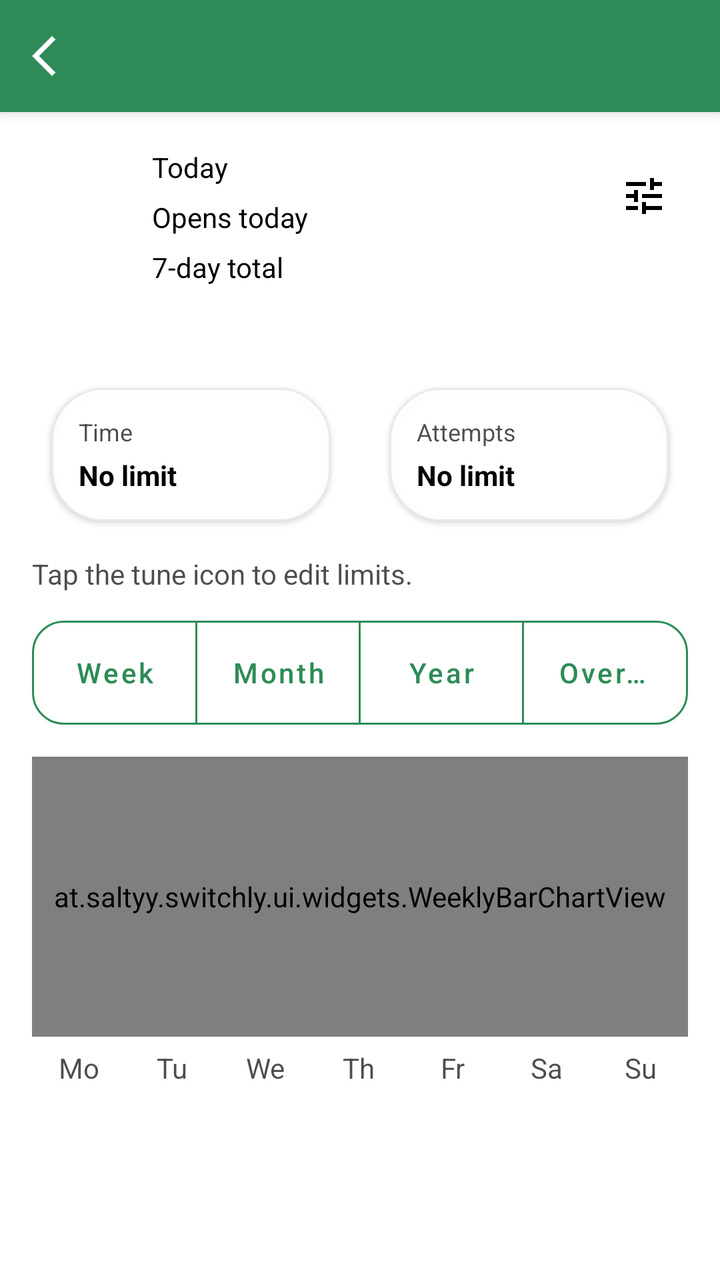
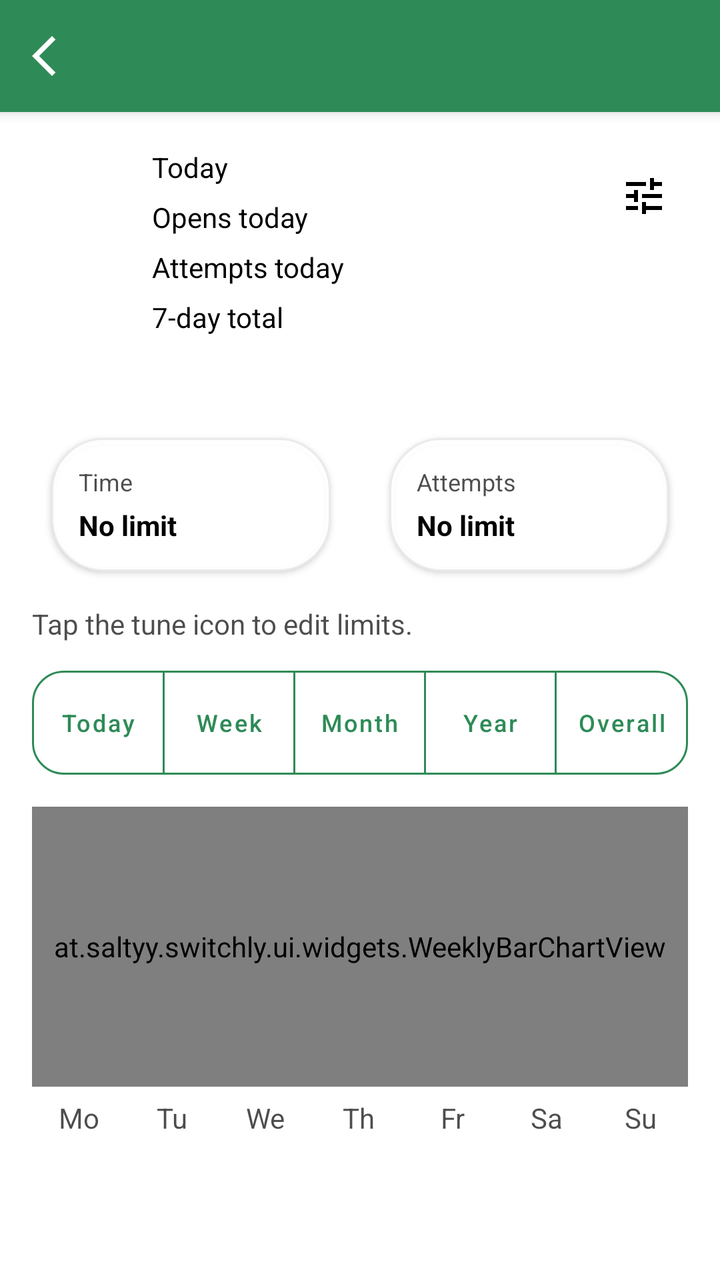

Before-and-after screenshots of an Android layout around one commit, followed by the original layout XML and the change that was made.
<!-- AndroidManifest.xml: application theme Theme.Switchly -->
<!-- res/layout/activity_screen_time_detail.xml -->
<?xml version="1.0" encoding="utf-8"?>
<androidx.coordinatorlayout.widget.CoordinatorLayout xmlns:android="http://schemas.android.com/apk/res/android"
    xmlns:app="http://schemas.android.com/apk/res-auto"
    xmlns:tools="http://schemas.android.com/tools"
    android:layout_width="match_parent"
    android:layout_height="match_parent"
    tools:ignore="UseCompoundDrawables">

    
    <com.google.android.material.appbar.AppBarLayout
        android:layout_width="match_parent"
        android:layout_height="wrap_content"
        android:fitsSystemWindows="true">

        <com.google.android.material.appbar.MaterialToolbar
            android:id="@+id/toolbar"
            style="@style/Switchly.TopBar"
            android:layout_width="match_parent"
            android:layout_height="wrap_content"
            android:minHeight="?attr/actionBarSize"
            app:title=""
            app:navigationIcon="@drawable/arrow_back_ios_24" />
    </com.google.android.material.appbar.AppBarLayout>

    <androidx.core.widget.NestedScrollView
        android:layout_width="match_parent"
        android:layout_height="match_parent"
        android:fillViewport="true"
        android:padding="16dp"
        app:layout_behavior="@string/appbar_scrolling_view_behavior">

        <LinearLayout
            android:layout_width="match_parent"
            android:layout_height="wrap_content"
            android:orientation="vertical"
            tools:ignore="UseCompoundDrawables">

            <LinearLayout
                android:layout_width="match_parent"
                android:layout_height="wrap_content"
                android:orientation="horizontal"
                android:gravity="top"
                android:layout_marginTop="2dp">

                <ImageView
                    android:id="@+id/icon"
                    android:layout_width="48dp"
                    android:layout_height="48dp"
                    android:layout_marginTop="2dp"
                    android:contentDescription="@null"/>

                <LinearLayout
                    android:layout_width="0dp"
                    android:layout_height="wrap_content"
                    android:layout_marginStart="12dp"
                    android:layout_weight="1"
                    android:orientation="vertical">

                    <TextView
                        android:id="@+id/todayUsage"
                        android:layout_width="match_parent"
                        android:layout_height="wrap_content"
                        android:text="@string/usage_today"
                        android:textColor="?attr/colorOnSurface"/>

                    <TextView
                        android:id="@+id/sessions"
                        android:layout_width="match_parent"
                        android:layout_height="wrap_content"
                        android:layout_marginTop="6dp"
                        android:text="@string/usage_sessions_today"
                        android:textColor="?attr/colorOnSurface"/>

                    <TextView
                        android:id="@+id/weekTotal"
                        android:layout_width="match_parent"
                        android:layout_height="wrap_content"
                        android:layout_marginTop="6dp"
                        android:text="@string/usage_week_total"
                        android:textColor="?attr/colorOnSurface"/>
                </LinearLayout>

                
                <ImageButton
                    android:id="@+id/btnEditLimits"
                    android:layout_width="44dp"
                    android:layout_height="44dp"
                    android:layout_marginTop="2dp"
                    android:background="?attr/selectableItemBackgroundBorderless"
                    android:contentDescription="@string/edit_limits"
                    app:srcCompat="@drawable/tune_24"
                    app:tint="?attr/colorOnSurface" />
            </LinearLayout>

            
            <TextView
                android:id="@+id/tvProfileIndicator"
                android:layout_width="match_parent"
                android:layout_height="wrap_content"
                android:layout_marginTop="10dp"
                android:text=""
                android:textSize="12sp"
                android:alpha="0.7"
                android:textColor="?attr/colorOnSurface" />

            <LinearLayout
                android:layout_width="match_parent"
                android:layout_height="wrap_content"
                android:layout_marginTop="14dp"
                android:orientation="horizontal"
                android:baselineAligned="false">

                <com.google.android.material.card.MaterialCardView
                    android:id="@+id/cardLimitTime"
                    android:layout_width="0dp"
                    android:layout_height="wrap_content"
                    android:layout_weight="1"
                    android:clickable="true"
                    android:focusable="true"
                    android:foreground="?attr/selectableItemBackground"
                    app:cardUseCompatPadding="true">

                    <LinearLayout
                        android:layout_width="match_parent"
                        android:layout_height="wrap_content"
                        android:orientation="vertical"
                        android:padding="14dp">

                        <TextView
                            android:layout_width="match_parent"
                            android:layout_height="wrap_content"
                            android:text="@string/limit_time_action"
                            android:textSize="12sp"
                            android:alpha="0.7"
                            android:textColor="?attr/colorOnSurface" />

                        <TextView
                            android:id="@+id/tvDailyLimitValue"
                            android:layout_width="match_parent"
                            android:layout_height="wrap_content"
                            android:layout_marginTop="4dp"
                            android:text="@string/no_limit"
                            android:textStyle="bold"
                            android:textSize="14sp"
                            android:textColor="?attr/colorOnSurface" />

                    </LinearLayout>
                </com.google.android.material.card.MaterialCardView>

                <Space
                    android:layout_width="10dp"
                    android:layout_height="1dp" />

                <com.google.android.material.card.MaterialCardView
                    android:id="@+id/cardLimitAttempts"
                    android:layout_width="0dp"
                    android:layout_height="wrap_content"
                    android:layout_weight="1"
                    android:clickable="true"
                    android:focusable="true"
                    android:foreground="?attr/selectableItemBackground"
                    app:cardUseCompatPadding="true">

                    <LinearLayout
                        android:layout_width="match_parent"
                        android:layout_height="wrap_content"
                        android:orientation="vertical"
                        android:padding="14dp">

                        <TextView
                            android:layout_width="match_parent"
                            android:layout_height="wrap_content"
                            android:text="@string/limit_attempts_action"
                            android:textSize="12sp"
                            android:alpha="0.7"
                            android:textColor="?attr/colorOnSurface" />

                        <TextView
                            android:id="@+id/tvDailyAttemptLimitValue"
                            android:layout_width="match_parent"
                            android:layout_height="wrap_content"
                            android:layout_marginTop="4dp"
                            android:text="@string/no_limit"
                            android:textStyle="bold"
                            android:textSize="14sp"
                            android:textColor="?attr/colorOnSurface" />

                    </LinearLayout>
                </com.google.android.material.card.MaterialCardView>

            </LinearLayout>

            <TextView
                android:id="@+id/tvLimitHint"
                android:layout_width="match_parent"
                android:layout_height="wrap_content"
                android:layout_marginTop="6dp"
                android:alpha="0.7"
                android:text="@string/limits_quick_edit_hint"
                android:textColor="?attr/colorOnSurface" />

            
            <com.google.android.material.button.MaterialButtonToggleGroup
                android:id="@+id/toggleRange"
                android:layout_width="match_parent"
                android:layout_height="wrap_content"
                android:layout_marginTop="14dp"
                app:singleSelection="true"
                app:selectionRequired="true">

                <com.google.android.material.button.MaterialButton
                    android:id="@+id/btnRangeWeek"
                    style="@style/Switchly.OutlinedButton"
                    android:layout_width="0dp"
                    android:layout_height="wrap_content"
                    android:layout_weight="1"
                    android:text="@string/usage_range_week" />

                <com.google.android.material.button.MaterialButton
                    android:id="@+id/btnRangeMonth"
                    style="@style/Switchly.OutlinedButton"
                    android:layout_width="0dp"
                    android:layout_height="wrap_content"
                    android:layout_weight="1"
                    android:text="@string/usage_range_month" />

                <com.google.android.material.button.MaterialButton
                    android:id="@+id/btnRangeYear"
                    style="@style/Switchly.OutlinedButton"
                    android:layout_width="0dp"
                    android:layout_height="wrap_content"
                    android:layout_weight="1"
                    android:text="@string/usage_range_year" />

                <com.google.android.material.button.MaterialButton
                    android:id="@+id/btnRangeOverall"
                    style="@style/Switchly.OutlinedButton"
                    android:layout_width="0dp"
                    android:layout_height="wrap_content"
                    android:layout_weight="1"
                    android:text="@string/usage_range_overall" />
            </com.google.android.material.button.MaterialButtonToggleGroup>

            <at.saltyy.switchly.ui.widgets.WeeklyBarChartView
                android:id="@+id/chart"
                android:layout_width="match_parent"
                android:layout_height="140dp"
                android:layout_marginTop="16dp"/>

            <at.saltyy.switchly.ui.widgets.TimeSeriesLineChartView
                android:id="@+id/lineChart"
                android:layout_width="match_parent"
                android:layout_height="160dp"
                android:layout_marginTop="16dp"
                android:visibility="gone" />

            <LinearLayout
                android:id="@+id/weekdayRow"
                android:layout_width="match_parent"
                android:layout_height="wrap_content"
                android:layout_marginTop="6dp"
                android:orientation="horizontal">

                <TextView android:id="@+id/day1" android:layout_width="0dp" android:layout_height="wrap_content" android:layout_weight="1" android:gravity="center" android:text="@string/day_short_mon" android:textColor="?attr/colorOnSurface" android:alpha="0.7"/>
                <TextView android:id="@+id/day2" android:layout_width="0dp" android:layout_height="wrap_content" android:layout_weight="1" android:gravity="center" android:text="@string/day_short_tue" android:textColor="?attr/colorOnSurface" android:alpha="0.7"/>
                <TextView android:id="@+id/day3" android:layout_width="0dp" android:layout_height="wrap_content" android:layout_weight="1" android:gravity="center" android:text="@string/day_short_wed" android:textColor="?attr/colorOnSurface" android:alpha="0.7"/>
                <TextView android:id="@+id/day4" android:layout_width="0dp" android:layout_height="wrap_content" android:layout_weight="1" android:gravity="center" android:text="@string/day_short_thu" android:textColor="?attr/colorOnSurface" android:alpha="0.7"/>
                <TextView android:id="@+id/day5" android:layout_width="0dp" android:layout_height="wrap_content" android:layout_weight="1" android:gravity="center" android:text="@string/day_short_fri" android:textColor="?attr/colorOnSurface" android:alpha="0.7"/>
                <TextView android:id="@+id/day6" android:layout_width="0dp" android:layout_height="wrap_content" android:layout_weight="1" android:gravity="center" android:text="@string/day_short_sat" android:textColor="?attr/colorOnSurface" android:alpha="0.7"/>
                <TextView android:id="@+id/day7" android:layout_width="0dp" android:layout_height="wrap_content" android:layout_weight="1" android:gravity="center" android:text="@string/day_short_sun" android:textColor="?attr/colorOnSurface" android:alpha="0.7"/>
            </LinearLayout>

        </LinearLayout>
    </androidx.core.widget.NestedScrollView>

</androidx.coordinatorlayout.widget.CoordinatorLayout>
<!-- resources referenced by this layout -->
<resources>
  <!-- drawable arrow_back_ios_24 (drawable) -->
  <vector xmlns:android="http://schemas.android.com/apk/res/android"
      android:width="24dp"
      android:height="24dp"
      android:viewportWidth="960"
      android:viewportHeight="960">
    <path
        android:pathData="M400,880 L0,480l400,-400 71,71 -329,329 329,329 -71,71Z"
        android:fillColor="?attr/colorOnSurface"/>
  </vector>
  <string name="day_short_fri">Fr</string>
  <string name="day_short_mon">Mo</string>
  <string name="day_short_sat">Sa</string>
  <string name="day_short_sun">Su</string>
  <string name="day_short_thu">Th</string>
  <string name="day_short_tue">Tu</string>
  <string name="day_short_wed">We</string>
  <string name="edit_limits">Edit limits</string>
  <string name="limit_attempts_action">Attempts</string>
  <string name="limit_time_action">Time</string>
  <string name="limits_quick_edit_hint">Tap the tune icon to edit limits.</string>
  <string name="no_limit">No limit</string>
  <string name="usage_range_month">Month</string>
  <string name="usage_range_overall">Overall</string>
  <string name="usage_range_week">Week</string>
  <string name="usage_range_year">Year</string>
  <string name="usage_sessions_today">Opens today</string>
  <string name="usage_today">Today</string>
  <string name="usage_week_total">7-day total</string>
  <style name="Switchly.TopBar" parent="Widget.MaterialComponents.Toolbar">
          
          <item name="android:background">?attr/colorPrimary</item>
          <item name="backgroundTint">?attr/colorPrimary</item>
  
          
          <item name="titleTextColor">@android:color/white</item>
  
          
          <item name="navigationIconTint">@android:color/white</item>
      </style>
  <color name="accent_default_green">#2E8B57</color>
  <style name="Switchly.Fab" parent="Widget.MaterialComponents.FloatingActionButton">
          <item name="backgroundTint">?attr/colorPrimary</item>
          <item name="tint">@android:color/white</item>
      </style>
  <style name="Switchly.AutoCompleteText" parent="Widget.MaterialComponents.AutoCompleteTextView.OutlinedBox">
          <item name="android:minHeight">56dp</item>
          <item name="android:paddingTop">12dp</item>
          <item name="android:paddingBottom">12dp</item>
          <item name="android:textAppearance">@style/TextAppearance.MaterialComponents.Body1</item>
      </style>
  <style name="ThemeOverlay.Switchly.Dialog" parent="ThemeOverlay.MaterialComponents.MaterialAlertDialog">
          <item name="colorControlActivated">?attr/colorPrimary</item>
          <item name="colorControlHighlight">?attr/colorPrimary</item>
          <item name="colorAccent">?attr/colorPrimary</item>
      </style>
  <style name="ShapeAppearance.Switchly.Card" parent="ShapeAppearance.MaterialComponents.LargeComponent">
          <item name="cornerFamily">rounded</item>
          <item name="cornerSize">26dp</item>
      </style>
  <color name="switchly_card_bg">#F7FFFFFF</color>
  <color name="switchly_card_stroke">#14000000</color>
  <!-- unchanged entries left out for length: 6 -->
</resources>

<!-- the commit's change to res/layout/activity_screen_time_detail.xml (unified diff, before → after) -->
@@ -69,6 +69,14 @@
                         android:layout_height="wrap_content"
                         android:layout_marginTop="6dp"
                         android:text="@string/usage_sessions_today"
+                        android:textColor="?attr/colorOnSurface"/>
+
+                    <TextView
+                        android:id="@+id/attempts"
+                        android:layout_width="match_parent"
+                        android:layout_height="wrap_content"
+                        android:layout_marginTop="6dp"
+                        android:text="@string/usage_attempts_today"
                         android:textColor="?attr/colorOnSurface"/>
 
                     <TextView
@@ -209,8 +217,16 @@
                 app:selectionRequired="true">
 
                 <com.google.android.material.button.MaterialButton
+                    android:id="@+id/btnRangeToday"
+                    style="@style/Switchly.OutlinedButton.CompactSegment"
+                    android:layout_width="0dp"
+                    android:layout_height="wrap_content"
+                    android:layout_weight="1"
+                    android:text="@string/usage_range_today" />
+
+                <com.google.android.material.button.MaterialButton
                     android:id="@+id/btnRangeWeek"
-                    style="@style/Switchly.OutlinedButton"
+                    style="@style/Switchly.OutlinedButton.CompactSegment"
                     android:layout_width="0dp"
                     android:layout_height="wrap_content"
                     android:layout_weight="1"
@@ -218,7 +234,7 @@
 
                 <com.google.android.material.button.MaterialButton
                     android:id="@+id/btnRangeMonth"
-                    style="@style/Switchly.OutlinedButton"
+                    style="@style/Switchly.OutlinedButton.CompactSegment"
                     android:layout_width="0dp"
                     android:layout_height="wrap_content"
                     android:layout_weight="1"
@@ -226,7 +242,7 @@
 
                 <com.google.android.material.button.MaterialButton
                     android:id="@+id/btnRangeYear"
-                    style="@style/Switchly.OutlinedButton"
+                    style="@style/Switchly.OutlinedButton.CompactSegment"
                     android:layout_width="0dp"
                     android:layout_height="wrap_content"
                     android:layout_weight="1"
@@ -234,7 +250,7 @@
 
                 <com.google.android.material.button.MaterialButton
                     android:id="@+id/btnRangeOverall"
-                    style="@style/Switchly.OutlinedButton"
+                    style="@style/Switchly.OutlinedButton.CompactSegment"
                     android:layout_width="0dp"
                     android:layout_height="wrap_content"
                     android:layout_weight="1"
<!-- resource entries referenced after the edit -->
@@ -22,13 +22,25 @@
   <string name="limit_time_action">Time</string>
   <string name="limits_quick_edit_hint">Tap the tune icon to edit limits.</string>
   <string name="no_limit">No limit</string>
+  <string name="usage_attempts_today">Attempts today</string>
   <string name="usage_range_month">Month</string>
   <string name="usage_range_overall">Overall</string>
+  <string name="usage_range_today">Today</string>
   <string name="usage_range_week">Week</string>
   <string name="usage_range_year">Year</string>
   <string name="usage_sessions_today">Opens today</string>
   <string name="usage_today">Today</string>
   <string name="usage_week_total">7-day total</string>
+  <style name="Switchly.OutlinedButton.CompactSegment" parent="Switchly.OutlinedButton">
+          <item name="android:minWidth">0dp</item>
+          <item name="minWidth">0dp</item>
+          <item name="android:insetLeft">0dp</item>
+          <item name="android:insetRight">0dp</item>
+          <item name="android:paddingLeft">4dp</item>
+          <item name="android:paddingRight">4dp</item>
+          <item name="android:textSize">12sp</item>
+          <item name="android:singleLine">true</item>
+      </style>
   <style name="Switchly.TopBar" parent="Widget.MaterialComponents.Toolbar">
           
           <item name="android:background">?attr/colorPrimary</item>
